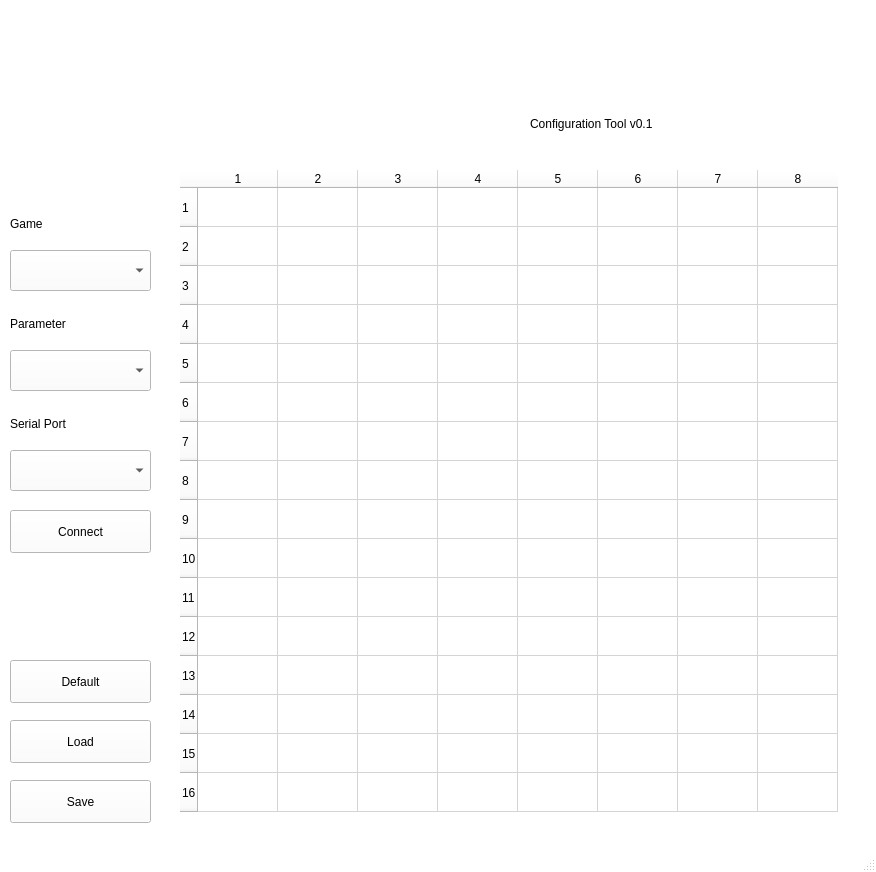
Qt form afterglow_config/mainwindow.ui (bitfieldlabs/afterglow) before a commit.
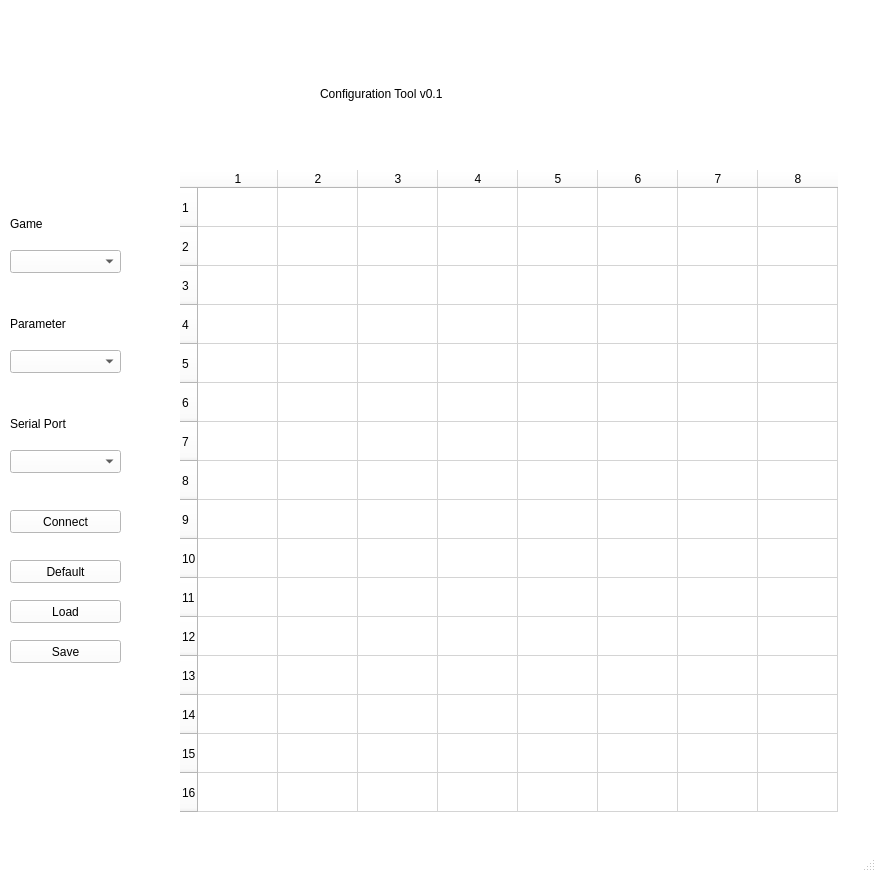
The same form after that commit. Icons and pictures are not drawn.

Commit message: Windows build trials

Patch:
```diff
--- a/afterglow_config/mainwindow.ui
+++ b/afterglow_config/mainwindow.ui
@@ -502,10 +502,10 @@
    <widget class="QLabel" name="label">
     <property name="geometry">
      <rect>
-      <x>110</x>
+      <x>60</x>
       <y>20</y>
-      <width>661</width>
-      <height>81</height>
+      <width>471</width>
+      <height>51</height>
      </rect>
     </property>
     <property name="text">
@@ -521,8 +521,8 @@
    <widget class="QLabel" name="label_2">
     <property name="geometry">
      <rect>
-      <x>530</x>
-      <y>110</y>
+      <x>320</x>
+      <y>80</y>
       <width>211</width>
       <height>27</height>
      </rect>
@@ -536,8 +536,8 @@
      <rect>
       <x>10</x>
       <y>450</y>
-      <width>141</width>
-      <height>41</height>
+      <width>111</width>
+      <height>23</height>
      </rect>
     </property>
    </widget>
@@ -558,9 +558,9 @@
     <property name="geometry">
      <rect>
       <x>10</x>
-      <y>780</y>
-      <width>141</width>
-      <height>43</height>
+      <y>640</y>
+      <width>111</width>
+      <height>23</height>
      </rect>
     </property>
     <property name="text">
@@ -571,9 +571,9 @@
     <property name="geometry">
      <rect>
       <x>10</x>
-      <y>720</y>
-      <width>141</width>
-      <height>43</height>
+      <y>600</y>
+      <width>111</width>
+      <height>23</height>
      </rect>
     </property>
     <property name="text">
@@ -585,7 +585,7 @@
      <rect>
       <x>10</x>
       <y>210</y>
-      <width>131</width>
+      <width>81</width>
       <height>27</height>
      </rect>
     </property>
@@ -598,8 +598,8 @@
      <rect>
       <x>10</x>
       <y>250</y>
-      <width>141</width>
-      <height>41</height>
+      <width>111</width>
+      <height>23</height>
      </rect>
     </property>
    </widget>
@@ -611,8 +611,8 @@
      <rect>
       <x>10</x>
       <y>510</y>
-      <width>141</width>
-      <height>43</height>
+      <width>111</width>
+      <height>23</height>
      </rect>
     </property>
     <property name="text">
@@ -624,8 +624,8 @@
      <rect>
       <x>10</x>
       <y>350</y>
-      <width>141</width>
-      <height>41</height>
+      <width>111</width>
+      <height>23</height>
      </rect>
     </property>
    </widget>
@@ -646,9 +646,9 @@
     <property name="geometry">
      <rect>
       <x>10</x>
-      <y>660</y>
-      <width>141</width>
-      <height>43</height>
+      <y>560</y>
+      <width>111</width>
+      <height>23</height>
      </rect>
     </property>
     <property name="text">
```
The commit also changes 2 other files.
